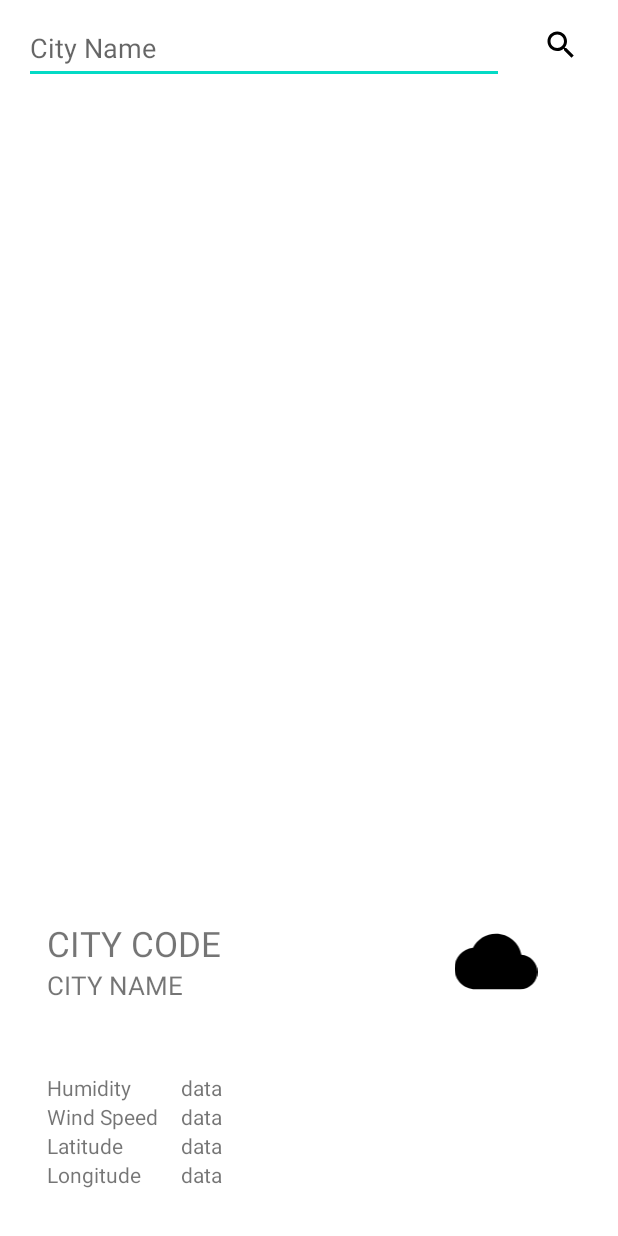
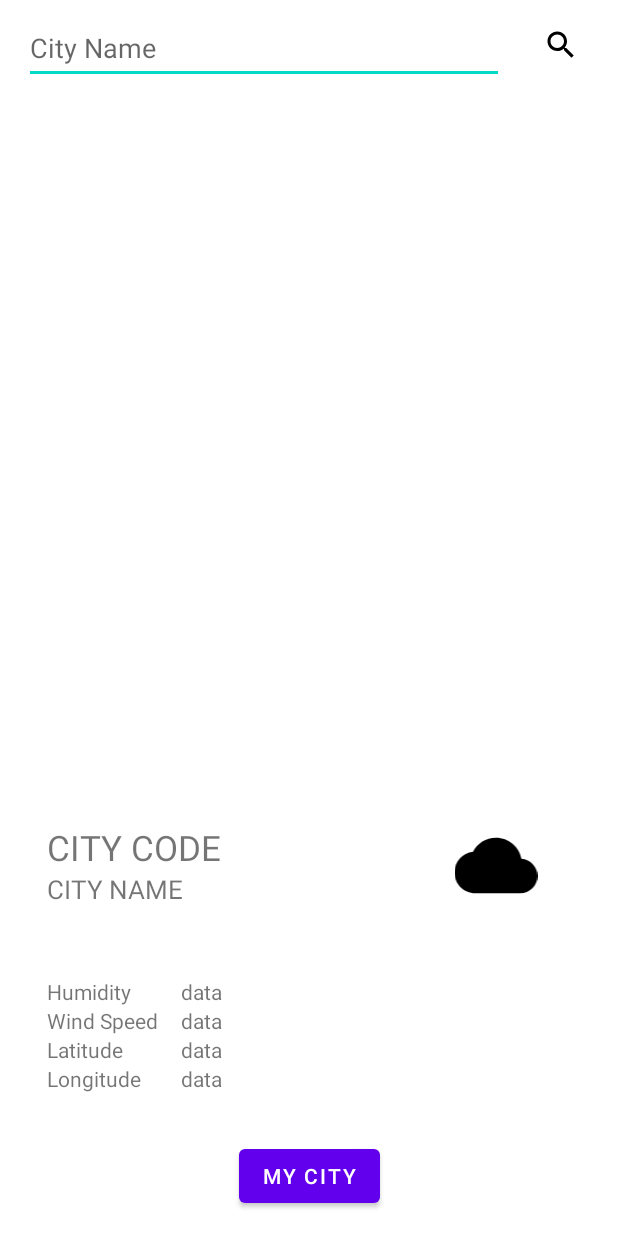
Before and after one commit to Maxyanushev/Weather, an Android app: the layout fragment_data.xml on its own in the app's theme, with its tools: preview values and no code run, on a phone screen of 412 x 824 dp. Run offline under Robolectric (Android 15) with nearby library versions, the phone set to English and light mode, and no system bars.

Commit message:
done everything

```diff
--- a/app/build.gradle
+++ b/app/build.gradle
@@ -47,6 +47,8 @@ dependencies {
     androidTestImplementation 'androidx.test.ext:junit:1.1.5'
     androidTestImplementation 'androidx.test.espresso:espresso-core:3.5.1'
 
+    implementation 'com.google.android.gms:play-services-location:21.0.1'
+
     // Retrofit
     implementation "com.squareup.retrofit2:retrofit:2.9.0"
     implementation "com.squareup.retrofit2:converter-gson:2.9.0"
--- a/app/src/main/AndroidManifest.xml
+++ b/app/src/main/AndroidManifest.xml
@@ -3,6 +3,8 @@
     xmlns:tools="http://schemas.android.com/tools">
 
     <uses-permission android:name="android.permission.INTERNET" />
+    <uses-permission android:name="android.permission.ACCESS_COARSE_LOCATION" />
+    <uses-permission android:name="android.permission.ACCESS_FINE_LOCATION" />
 
     <application
         android:name=".app.App"
--- a/app/src/main/res/layout/fragment_data.xml
+++ b/app/src/main/res/layout/fragment_data.xml
@@ -12,6 +12,16 @@
         <androidx.constraintlayout.widget.ConstraintLayout
             android:layout_width="match_parent"
             android:layout_height="match_parent">
+
+            <Button
+                android:id="@+id/btn_my_position"
+                android:layout_width="wrap_content"
+                android:layout_height="wrap_content"
+                android:layout_marginBottom="16dp"
+                android:text="My City"
+                app:layout_constraintBottom_toBottomOf="parent"
+                app:layout_constraintEnd_toEndOf="parent"
+                app:layout_constraintStart_toStartOf="parent" />
 
             <EditText
                 android:id="@+id/edit_city_name"
@@ -134,7 +144,7 @@
                 android:background="#4DFFFFFF"
                 android:orientation="horizontal"
                 android:padding="15dp"
-                app:layout_constraintBottom_toBottomOf="parent"
+                app:layout_constraintBottom_toTopOf="@+id/btn_my_position"
                 app:layout_constraintEnd_toEndOf="parent"
                 app:layout_constraintStart_toStartOf="parent">
 
```
Also changed, not shown: app/src/main/java/com/example/myweatherapp/fragments/DataFragment.kt (+55 -0 lines).
